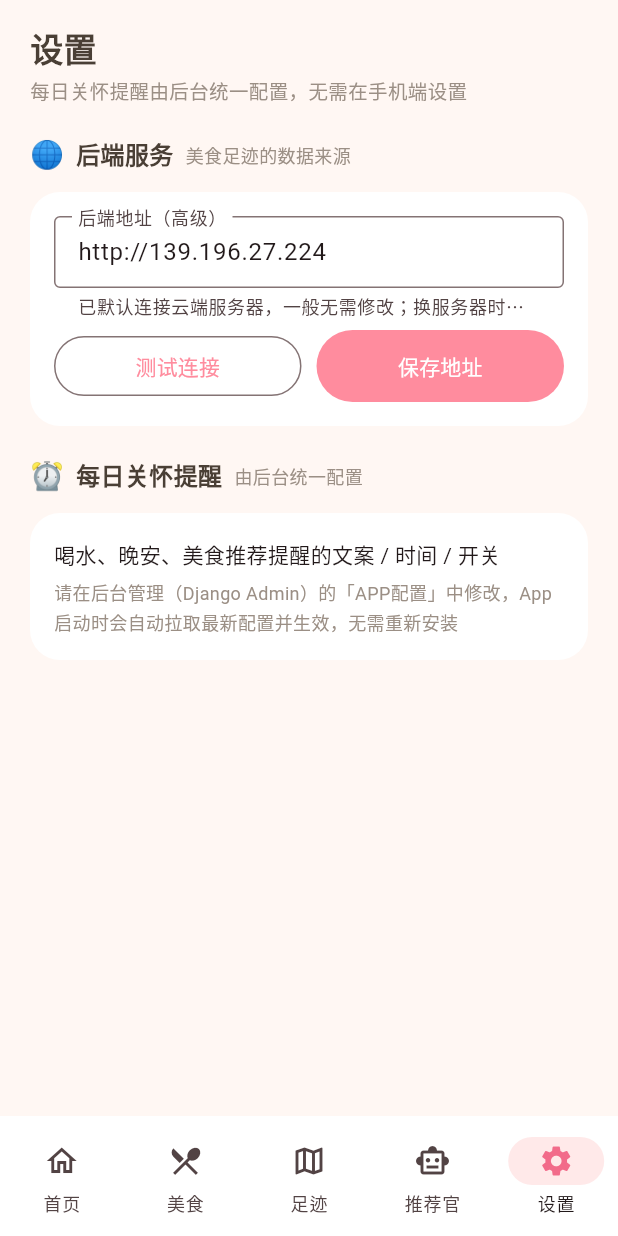
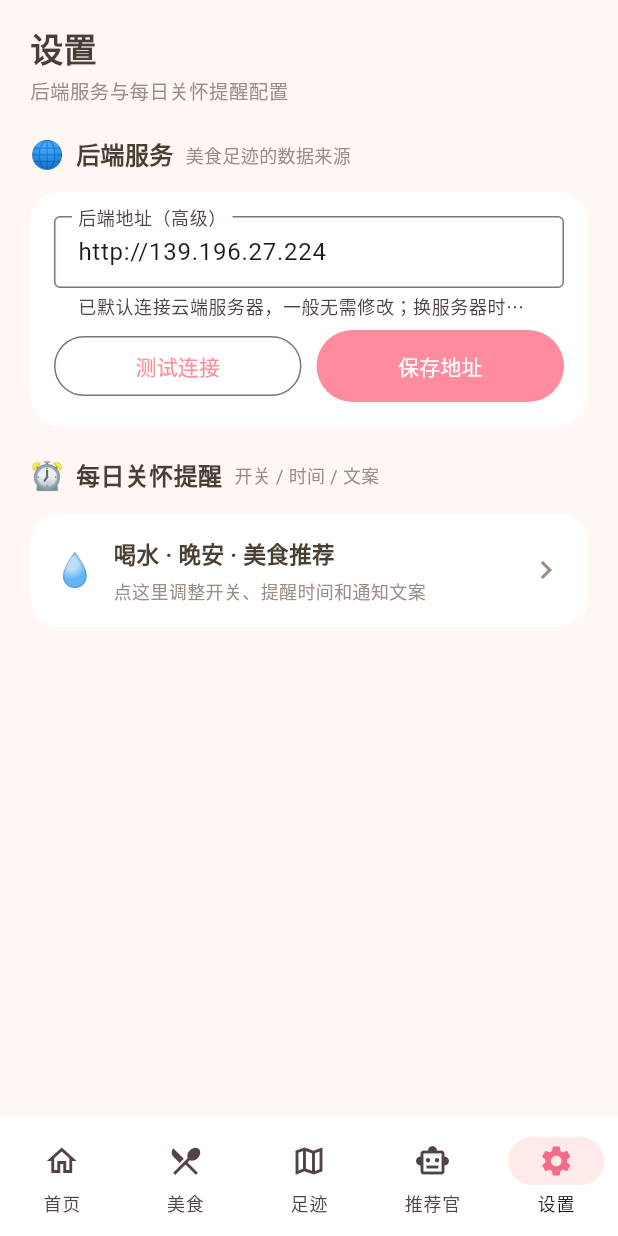
Before and after one commit to zhuoyanczfy/clw-agent, a Flutter app: the screen it shows after launch, item 5 of the bottom bar chosen, on a phone screen of 412 x 824 dp. Run offline on Flutter 3.47's test engine with Material 3 defaults, Android fonts, the phone set to English and light mode, and no system bars; our stand-ins replace cached_network_image, flutter_local_notifications, flutter_map, image_picker, latlong2, shared_preferences and 1 more; network calls fail.

Commit message:
feat: 每日关怀提醒支持 APP 内开关/时间/文案配置（本地优先，可恢复后台默认）

```diff
--- a/app/lib/pages/home_page.dart
+++ b/app/lib/pages/home_page.dart
@@ -10,6 +10,7 @@ import '../theme.dart';
 import '../widgets/cute_widgets.dart';
 import 'dish_page.dart';
 import 'pet_page.dart';
+import 'reminder_settings_page.dart';
 
 /// 首页：专属问候 + 认识天数 + 今日美食卡片 + 提醒状态（文案由后台配置）
 class HomePage extends StatefulWidget {
@@ -341,6 +342,12 @@ class _HomePageState extends State<HomePage> {
     ).push(MaterialPageRoute(builder: (_) => const PetPage())).then((_) => _load());
   }
 
+  void _openReminderSettings() {
+    Navigator.of(context)
+        .push(MaterialPageRoute(builder: (_) => const ReminderSettingsPage()))
+        .then((_) => setState(() {}));
+  }
+
   // ---- 猫咪名片入口卡片 ----
   Widget _buildPetCard() {
     final pet = _pet;
@@ -416,12 +423,7 @@ class _HomePageState extends State<HomePage> {
       delay: const Duration(milliseconds: 300),
       child: Card(
         child: SquishyTap(
-          onTap: () => ScaffoldMessenger.of(context).showSnackBar(
-            const SnackBar(
-              content: Text('每日提醒由后台统一配置，无需在手机端设置'),
-              duration: Duration(seconds: 2),
-            ),
-          ),
+          onTap: _openReminderSettings,
           borderRadius: BorderRadius.circular(20),
           child: Padding(
             padding: const EdgeInsets.all(16),
@@ -453,7 +455,7 @@ class _HomePageState extends State<HomePage> {
                       ),
                       const SizedBox(height: 4),
                       Text(
-                        '喝水 · 晚安 · 美食推荐，$onCount 项已开启',
+                        '喝水 · 晚安 · 美食推荐，$onCount 项已开启，点击可调整',
                         style: const TextStyle(
                           fontSize: 12,
                           color: AppTheme.textLight,
--- a/app/lib/pages/settings_page.dart
+++ b/app/lib/pages/settings_page.dart
@@ -3,10 +3,11 @@ import 'package:flutter/material.dart';
 import '../services/api_config.dart';
 import '../services/foodmap_api.dart';
 import '../theme.dart';
+import '../widgets/cute_widgets.dart';
+import 'reminder_settings_page.dart';
 
-/// 设置页：后端服务地址。
-/// 提醒文案 / 时间 / 开关由后台（Django Admin → /api/config/）统一配置，
-/// App 内不开放手动修改。
+/// 设置页：后端服务地址 + 每日关怀提醒入口。
+/// 提醒的开关/时间/文案可在 APP 内配置（本地优先生效，可恢复后台默认）。
 class SettingsPage extends StatefulWidget {
   const SettingsPage({super.key});
 
@@ -93,7 +94,7 @@ class _SettingsPageState extends State<SettingsPage> {
               ),
               const SizedBox(height: 4),
               const Text(
-                '每日关怀提醒由后台统一配置，无需在手机端设置',
+                '后端服务与每日关怀提醒配置',
                 style: TextStyle(fontSize: 13, color: AppTheme.textLight),
               ),
               const SizedBox(height: 20),
@@ -165,27 +166,51 @@ class _SettingsPageState extends State<SettingsPage> {
               ),
               const SizedBox(height: 20),
 
-              // ---- 每日关怀提醒（后台配置说明） ----
-              _sectionHeader('⏰', '每日关怀提醒', '由后台统一配置'),
+              // ---- 每日关怀提醒（APP 内可配置） ----
+              _sectionHeader('⏰', '每日关怀提醒', '开关 / 时间 / 文案'),
               const SizedBox(height: 12),
               Card(
-                child: Padding(
-                  padding: const EdgeInsets.all(16),
+                child: SquishyTap(
+                  borderRadius: BorderRadius.circular(20),
+                  onTap: () {
+                    Navigator.of(context).push(
+                      MaterialPageRoute(
+                        builder: (_) => const ReminderSettingsPage(),
+                      ),
+                    );
+                  },
+                  child: const Padding(
+                    padding: EdgeInsets.all(16),
+                    child: Row(
+                      children: [
+                        Text('💧', style: TextStyle(fontSize: 22)),
+                        SizedBox(width: 12),
+                        Expanded(
                           child: Column(
                             crossAxisAlignment: CrossAxisAlignment.start,
-                    children: const [
+                            children: [
                               Text(
-                        '喝水、晚安、美食推荐提醒的文案 / 时间 / 开关',
-                        style: TextStyle(fontSize: 14, height: 1.6),
+                                '喝水 · 晚安 · 美食推荐',
+                                style: TextStyle(
+                                  fontSize: 15,
+                                  fontWeight: FontWeight.bold,
+                                  color: AppTheme.textDark,
+                                ),
                               ),
                               SizedBox(height: 4),
                               Text(
-                        '请在后台管理（Django Admin）的「APP配置」中修改，'
-                        'App 启动时会自动拉取最新配置并生效，无需重新安装',
-                        style:
-                            TextStyle(fontSize: 12, color: AppTheme.textLight, height: 1.6),
+                                '点这里调整开关、提醒时间和通知文案',
+                                style: TextStyle(
+                                  fontSize: 12,
+                                  color: AppTheme.textLight,
+                                ),
                               ),
                             ],
+                          ),
+                        ),
+                        Icon(Icons.chevron_right, color: AppTheme.textLight),
+                      ],
+                    ),
                   ),
                 ),
               ),
--- a/app/lib/services/notification_service.dart
+++ b/app/lib/services/notification_service.dart
@@ -4,6 +4,7 @@ import 'package:timezone/timezone.dart' as tz;
 
 import '../models/pet.dart';
 import 'dish_service.dart';
+import 'foodmap_api.dart';
 import 'remote_config.dart';
 
 /// 定时通知服务：每天定时推送喝水、晚安、美食推荐提醒。
@@ -131,6 +132,21 @@ class NotificationService {
       ..addAll(active);
   }
 
+  /// 重排全部提醒：每日提醒 + 宠物疫苗/驱虫到期提醒。
+  /// 设置页改动提醒配置后调用；宠物数据拉取失败不影响每日提醒。
+  static Future<void> rescheduleAll() async {
+    await scheduleAll();
+    try {
+      final pets = await FoodmapApi.fetchPets();
+      for (final pet in pets) {
+        final events = await FoodmapApi.fetchPetEvents(pet.id);
+        await schedulePetReminders(events);
+      }
+    } catch (_) {
+      // 宠物提醒拉取失败不影响每日提醒
+    }
+  }
+
   /// 每天固定时间重复调度
   static Future<void> _scheduleDaily({
     required int id,
--- a/app/lib/services/remote_config.dart
+++ b/app/lib/services/remote_config.dart
@@ -24,12 +24,19 @@ class TimeOfDayLike {
 }
 
 /// 云端配置服务：启动时从后端拉取配置（键值对），未配置后端或拉取失败时
-/// 回退 [AppConfig] 本地默认值。首页文案、通知文案/时间/开关全部由后台
-/// （Django Admin → /api/config/）控制，APP 内不开放手动修改。
+/// 回退 [AppConfig] 本地默认值。
+///
+/// 提醒类的开关/时间/文案支持 APP 内自定义（见 [setOverride]）：
+/// 优先级为 本地用户覆盖 > 云端配置 > 内置默认值；
+/// 未改过的项仍跟随云端（后台可统一改默认），改过可一键恢复。
 class RemoteConfig {
   RemoteConfig._();
 
   static const _cacheKey = 'remote_config_cache';
+  static const _overridesKey = 'reminder_overrides';
+
+  /// 本地用户覆盖值（APP 设置页改过的键），优先级最高
+  static Map<String, String> _overrides = const {};
 
   // 配置键（与 backend/foodmap/views.py 的 APP_CONFIG_DEFAULTS 对齐）
   static const kHerName = 'her_name';
@@ -57,7 +64,16 @@ class RemoteConfig {
 
   /// 启动时调用：拉取云端配置（5 秒超时容错），成功后缓存到本机；
   /// 失败时尝试读上次缓存，都没有则使用本地默认值。
+  /// 本地用户覆盖（设置页改过的提醒配置）一并加载。
   static Future<void> load() async {
+    try {
+      final prefs = await SharedPreferences.getInstance();
+      final raw = prefs.getString(_overridesKey);
+      if (raw != null && raw.isNotEmpty) {
+        _overrides = (jsonDecode(raw) as Map<String, dynamic>)
+            .map((k, v) => MapEntry(k, v?.toString() ?? ''));
+      }
+    } catch (_) {}
     try {
       final values = await FoodmapApi.fetchConfig()
           .timeout(const Duration(seconds: 5));
@@ -81,10 +97,35 @@ class RemoteConfig {
     }
   }
 
+  // ---------- 本地用户覆盖（APP 设置页） ----------
+
+  /// 某配置键是否被用户在 APP 内改过（改过则不再跟随云端）
+  static bool hasOverride(String key) => _overrides.containsKey(key);
+
+  /// 保存一项用户覆盖并立即生效（内存），持久化到本机
+  static Future<void> setOverride(String key, String value) async {
+    _overrides = {..._overrides, key: value};
+    try {
+      final prefs = await SharedPreferences.getInstance();
+      await prefs.setString(_overridesKey, jsonEncode(_overrides));
+    } catch (_) {}
+  }
+
+  /// 清除全部用户覆盖，恢复跟随云端/默认值
+  static Future<void> resetOverrides() async {
+    _overrides = const {};
+    try {
+      final prefs = await SharedPreferences.getInstance();
+      await prefs.remove(_overridesKey);
+    } catch (_) {}
+  }
+
   // ---------- 通用读取 ----------
 
-  /// 取字符串配置；云端无值或为空时回退 [fallback] / 本地默认
+  /// 取字符串配置；本地覆盖 > 云端 > [fallback] / 本地默认
   static String get(String key, {String? fallback}) {
+    final o = _overrides[key];
+    if (o != null) return o;
     final v = _values[key];
     if (v != null && v.isNotEmpty) return v;
     return fallback ?? _localDefault(key);
```
Also changed, not shown: app/lib/main.dart (+3 -13 lines), app/lib/pages/reminder_settings_page.dart (added, +458 -0 lines). Lines whose indentation alone changed are shown as unchanged.
